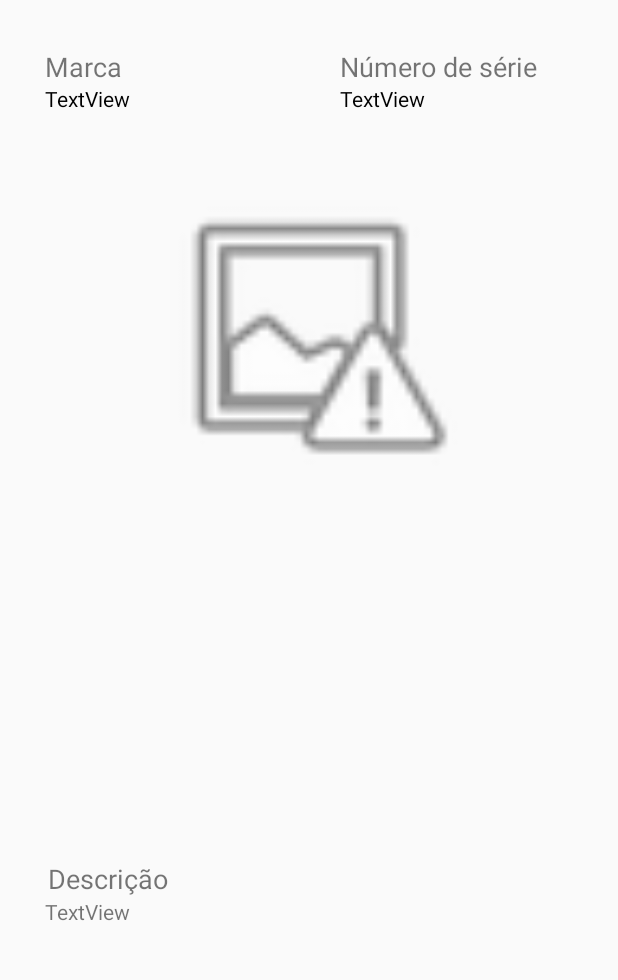
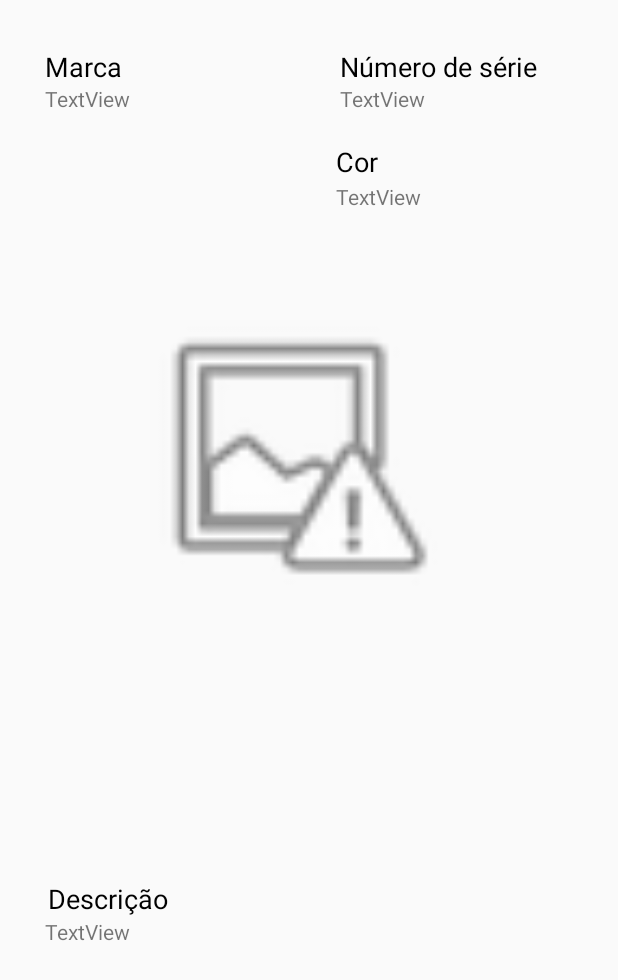
Before and after one commit to DouglasCastro21/BIKEJANU, an Android app: the DadosBike screen opened directly, with no data from a screen before it, on a phone screen of 412 x 824 dp. Shown: the top 980 px of the screen. Run offline under Robolectric (Android 15) with nearby library versions, the phone set to English and light mode, and no system bars.

Commit message:
se usuario já estiver logado . ir diretamento para area usuario

```diff
--- a/app/src/main/java/bike/douglas/com/bikejanu/Activity/DadosBike.java
+++ b/app/src/main/java/bike/douglas/com/bikejanu/Activity/DadosBike.java
@@ -45,10 +45,21 @@ public class DadosBike extends AppCompatActivity {
                 numero_serieText.setText(numero_serie);
 
 
-                // dados do numero serie
+                // dados da descriçaõ
                 String descricao = params.getString("dadosdescricao");
                 TextView descricaoText = (TextView) findViewById(R.id.dadosDescricaoID);
                 descricaoText.setText(descricao);
+
+
+                // dados do modelo
+                String modelo = params.getString("dadosmodelo");
+                TextView modeloText = (TextView) findViewById(R.id.dadosModeloID);
+                modeloText.setText(modelo);
+
+                // dados da cor
+                String cor = params.getString("dadoscor");
+                TextView corText = (TextView) findViewById(R.id.dadosCorID);
+                corText.setText(cor);
 
 
             }
--- a/app/src/main/java/bike/douglas/com/bikejanu/Activity/MainActivity.java
+++ b/app/src/main/java/bike/douglas/com/bikejanu/Activity/MainActivity.java
@@ -6,6 +6,10 @@ import android.os.Bundle;
 import android.view.View;
 import android.widget.Button;
 
+import com.google.firebase.auth.FirebaseAuth;
+
+import bike.douglas.com.bikejanu.DAO.Configuracao_Firebase;
+import bike.douglas.com.bikejanu.Fragments.AreaUsuario;
 import bike.douglas.com.bikejanu.Fragments.Consultar_Bike;
 import bike.douglas.com.bikejanu.Fragments.Consultar_Indice;
 import bike.douglas.com.bikejanu.Fragments.Entrar;
@@ -17,6 +21,7 @@ public class MainActivity extends AppCompatActivity {
     private Button btn_Entrar;
     private Button btn_consultar_Indice;
     private Button btn_Consultar_Bike;
+    private FirebaseAuth autenticacao;
 
 
 
@@ -24,6 +29,8 @@ public class MainActivity extends AppCompatActivity {
     protected void onCreate(Bundle savedInstanceState) {
         super.onCreate(savedInstanceState);
         setContentView(R.layout.activity_main);
+
+        verificarUsuarioLogado();
 
         btn_Entrar = (Button) findViewById(R.id.btn_loginID);
         btn_Entrar.setOnClickListener(new View.OnClickListener() {
@@ -59,4 +66,27 @@ public class MainActivity extends AppCompatActivity {
 
 
 
+    public void abrirTElaPrincipal(){
+
+        Intent intent = new Intent(MainActivity.this, AreaUsuario.class);
+        startActivity(intent);
+
+        //  Intent intentabrirTElaPrincipal = new Intent(Tab1Entrar.this,CadastroUsuario.class);
+//startActivity(intentabrirTElaPrincipal);
+
+    }
+
+
+
+    private  void verificarUsuarioLogado() {
+        autenticacao = Configuracao_Firebase.getFirebaseAutenticacao();
+        if (autenticacao.getCurrentUser() != null) {
+
+            abrirTElaPrincipal();
+        }
+    }
+
+
+
+
 }
--- a/app/src/main/java/bike/douglas/com/bikejanu/Adapter/BikeAdapter.java
+++ b/app/src/main/java/bike/douglas/com/bikejanu/Adapter/BikeAdapter.java
@@ -155,15 +155,6 @@ public class BikeAdapter extends ArrayAdapter<Bike>  {
 
                     context.startActivity(intent);
 
-                    //Editar campos
-
-                    b.setNumero_serie(bikeselecao.getNumero_serie());
-                    b.setModelo(txtViewModelo.getText().toString().trim());
-                    b.setMarca(txtViewMarca.getText().toString().trim());
-                    b.setCor(txtViewCor.getText().toString().trim());
-                    b.setNumero_serie(txtViewNumeroSerie.getText().toString().trim());
-
-
 
                 }
             });
--- a/app/src/main/java/bike/douglas/com/bikejanu/Fragments/Tab1Entrar.java
+++ b/app/src/main/java/bike/douglas/com/bikejanu/Fragments/Tab1Entrar.java
@@ -37,7 +37,7 @@ public class Tab1Entrar extends Fragment  {
         View rootView = inflater.inflate(R.layout.tab1entrar, container, false);
 
 
-        verificarUsuarioLogado();
+       // verificarUsuarioLogado();
 
         final TextView edtEmail = (TextView) rootView.findViewById(R.id.EmailID);
         final TextView edtSenha = (TextView) rootView.findViewById(R.id.SenhaID);
--- a/app/src/main/res/layout/activity_dados_bike.xml
+++ b/app/src/main/res/layout/activity_dados_bike.xml
@@ -15,7 +15,7 @@
         android:layout_marginLeft="30dp"
         android:layout_marginRight="30dp"
         android:layout_marginStart="30dp"
-        android:layout_marginTop="132dp"
+        android:layout_marginTop="78dp"
         android:text="TextView"
         app:layout_constraintBottom_toBottomOf="parent"
         app:layout_constraintEnd_toEndOf="parent"
@@ -33,7 +33,6 @@
         android:layout_marginStart="30dp"
         android:layout_marginTop="56dp"
         android:text="TextView"
-        android:textColor="@color/common_google_signin_btn_text_dark_focused"
         app:layout_constraintEnd_toEndOf="parent"
         app:layout_constraintHorizontal_bias="0.0"
         app:layout_constraintStart_toStartOf="parent"
@@ -47,8 +46,9 @@
         android:layout_marginLeft="8dp"
         android:layout_marginRight="8dp"
         android:layout_marginStart="8dp"
-        android:layout_marginTop="120dp"
+        android:layout_marginTop="200dp"
         app:layout_constraintEnd_toEndOf="parent"
+        app:layout_constraintHorizontal_bias="0.416"
         app:layout_constraintStart_toStartOf="parent"
         app:layout_constraintTop_toTopOf="parent"
         app:srcCompat="@android:drawable/ic_menu_report_image" />
@@ -61,7 +61,6 @@
         android:layout_marginRight="50dp"
         android:layout_marginTop="56dp"
         android:text="TextView"
-        android:textColor="@color/common_google_signin_btn_text_dark_focused"
         app:layout_constraintEnd_toEndOf="parent"
         app:layout_constraintTop_toTopOf="parent" />
 
@@ -73,6 +72,7 @@
         android:layout_marginStart="30dp"
         android:layout_marginTop="32dp"
         android:text="Marca"
+        android:textColor="@color/common_google_signin_btn_text_dark_focused"
         android:textSize="18sp"
         app:layout_constraintStart_toStartOf="parent"
         app:layout_constraintTop_toTopOf="parent" />
@@ -85,6 +85,7 @@
         android:layout_marginRight="50dp"
         android:layout_marginTop="32dp"
         android:text="Número de série"
+        android:textColor="@color/common_google_signin_btn_text_dark_focused"
         android:textSize="18sp"
         app:layout_constraintEnd_toEndOf="parent"
         app:layout_constraintTop_toTopOf="parent" />
@@ -98,10 +99,65 @@
         android:layout_marginRight="8dp"
         android:layout_marginStart="30dp"
         android:text="Descrição"
+        android:textColor="@color/common_google_signin_btn_text_dark_focused"
         android:textSize="18sp"
         app:layout_constraintBottom_toTopOf="@+id/dadosDescricaoID"
         app:layout_constraintEnd_toEndOf="parent"
         app:layout_constraintHorizontal_bias="0.007"
         app:layout_constraintStart_toStartOf="parent" />
 
+    <TextView
+        android:id="@+id/textView16"
+        android:layout_width="64dp"
+        android:layout_height="26dp"
+        android:layout_marginEnd="230dp"
+        android:layout_marginLeft="30dp"
+        android:layout_marginRight="230dp"
+        android:layout_marginStart="30dp"
+        android:layout_marginTop="13dp"
+        android:text="Modelo"
+        android:textColor="@color/common_google_signin_btn_text_dark_focused"
+        android:textSize="18sp"
+        app:layout_constraintEnd_toStartOf="@+id/textView17"
+        app:layout_constraintHorizontal_bias="0.0"
+        app:layout_constraintStart_toStartOf="parent"
+        app:layout_constraintTop_toBottomOf="@+id/dadosMarcaID" />
+
+    <TextView
+        android:id="@+id/textView17"
+        android:layout_width="64dp"
+        android:layout_height="26dp"
+        android:layout_marginEnd="124dp"
+        android:layout_marginRight="124dp"
+        android:layout_marginTop="11dp"
+        android:text="Cor"
+        android:textColor="@color/common_google_signin_btn_text_dark_focused"
+        android:textSize="18sp"
+        app:layout_constraintEnd_toEndOf="parent"
+        app:layout_constraintTop_toBottomOf="@+id/dadosNumeroSerieID" />
+
+    <TextView
+        android:id="@+id/dadosModeloID"
+        android:layout_width="64dp"
+        android:layout_height="26dp"
+        android:layout_marginEnd="230dp"
+        android:layout_marginLeft="30dp"
+        android:layout_marginRight="230dp"
+        android:layout_marginStart="30dp"
+        android:text="TextView"
+        app:layout_constraintEnd_toStartOf="@+id/dadosCorID"
+        app:layout_constraintHorizontal_bias="0.0"
+        app:layout_constraintStart_toStartOf="parent"
+        app:layout_constraintTop_toBottomOf="@+id/textView16" />
+
+    <TextView
+        android:id="@+id/dadosCorID"
+        android:layout_width="64dp"
+        android:layout_height="26dp"
+        android:layout_marginEnd="124dp"
+        android:layout_marginRight="124dp"
+        android:text="TextView"
+        app:layout_constraintEnd_toEndOf="parent"
+        app:layout_constraintTop_toBottomOf="@+id/textView17" />
+
 </android.support.constraint.ConstraintLayout>
```
